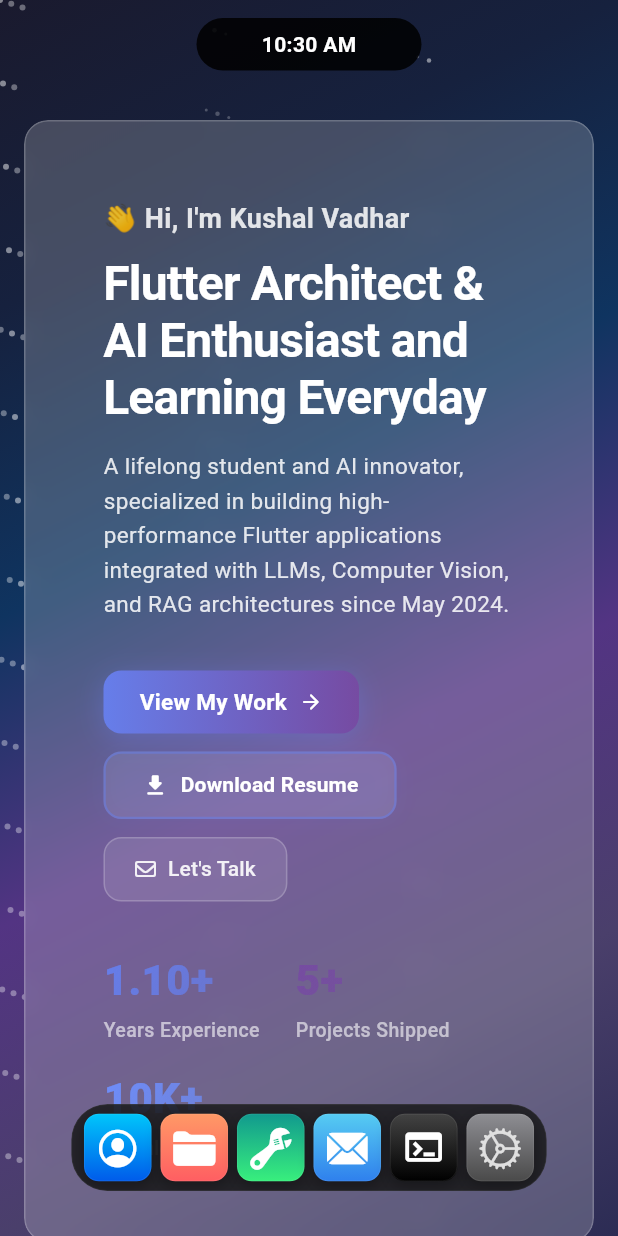
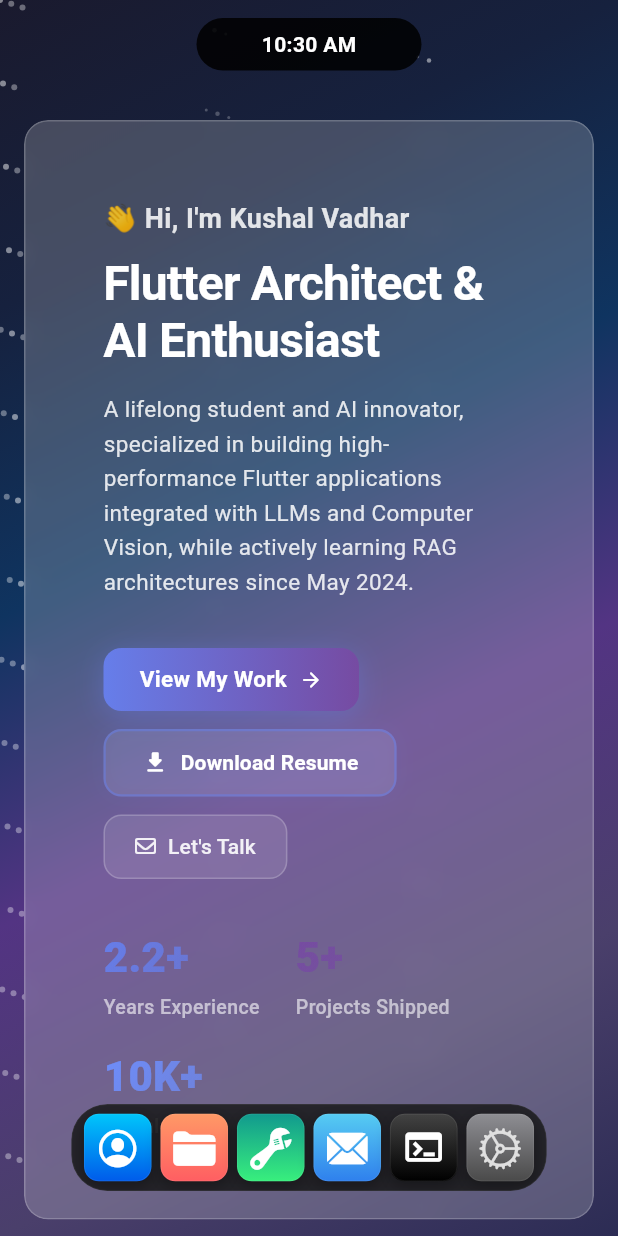
Before and after one commit to KushalVadhar/kushal-portfolio, a Flutter app: the screen it shows after launch, on a phone screen of 412 x 824 dp. Run offline on Flutter 3.47's test engine with Material 3 defaults, Android fonts, the phone set to English and light mode, and no system bars; our stand-ins replace flutter_animate, flutter_svg, font_awesome_flutter; missing offline and left inert: dart:html; network calls fail; Roboto replaces fonts that are missing (San Francisco).

Commit message:
Remove 'Learning Everyday' from title and fix experience to 2+ years

```diff
--- a/lib/core/constants/app_constants.dart
+++ b/lib/core/constants/app_constants.dart
@@ -89,10 +89,9 @@
 
   // ========== PERSONAL INFO ==========
   static const String fullName = 'Kushal Vadhar';
-  static const String title =
-      'Flutter Architect & AI Enthusiast and Learning Everyday';
+  static const String title = 'Flutter Architect & AI Enthusiast';
   static const String tagline =
-      'A lifelong student and AI innovator, specialized in building high-performance Flutter applications integrated with LLMs, Computer Vision, and RAG architectures since May 2024.';
+      'A lifelong student and AI innovator, specialized in building high-performance Flutter applications integrated with LLMs and Computer Vision, while actively learning RAG architectures since May 2024.';
   static const String location = 'India';
 
   // ========== PERSONALIZATION PILLARS ==========
@@ -107,5 +106,5 @@
 
   // ========== TYPOGRAPHY ==========
   static const String fontFamily = 'San Francisco';
-  static final DateTime careerStartDate = DateTime(2024, 5);
+  static final DateTime careerStartDate = DateTime(2024, 1);
 }
```
